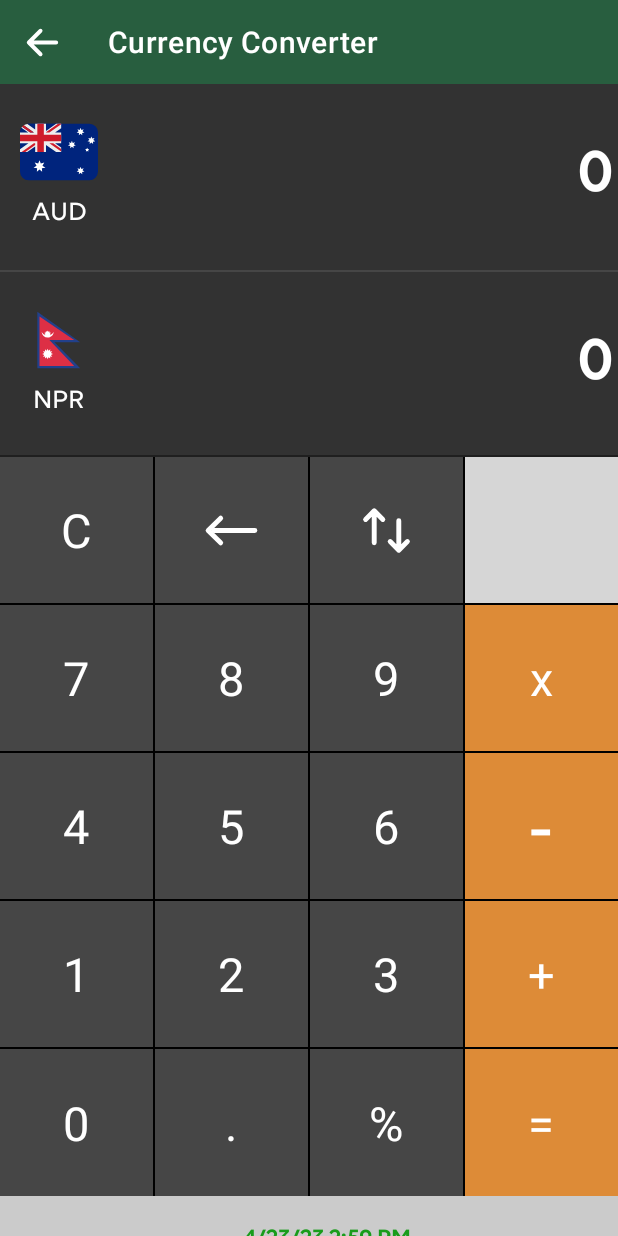
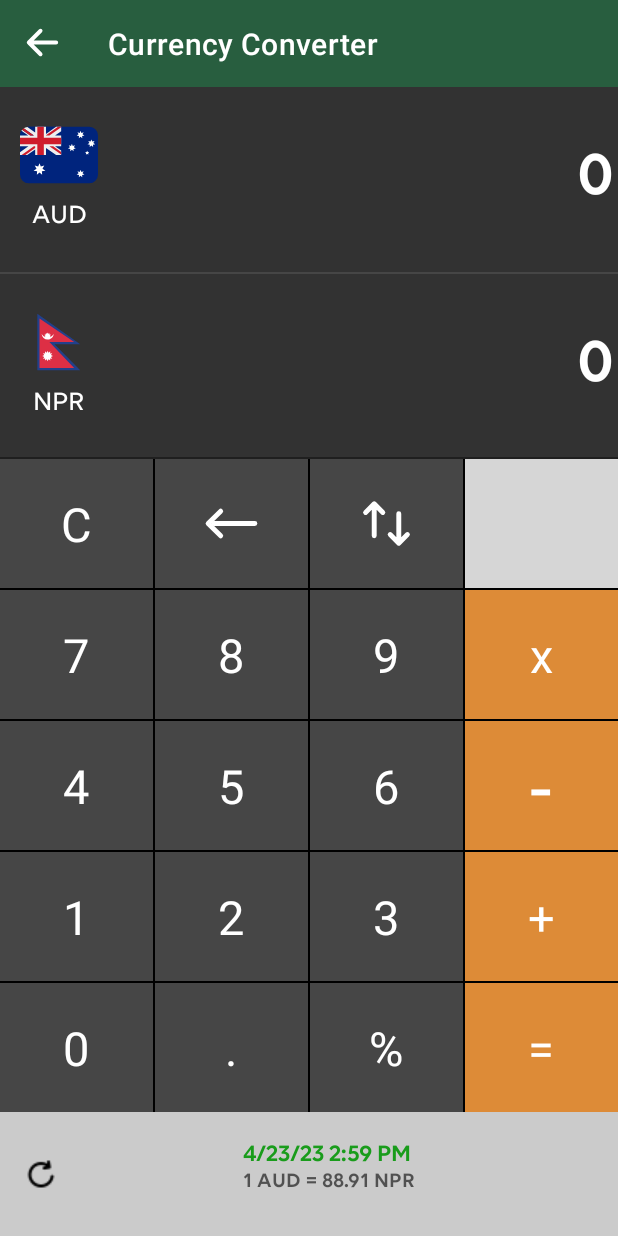
Before and after one commit to gaurav822/Budget-Planner, an Android app built with Jetpack Compose: the layout activity_currency_convert.xml on its own in the app's theme, with its tools: preview values and no code run, on a phone screen of 412 x 824 dp. Run offline under Robolectric (Android 15) with nearby library versions, the phone set to English and light mode, and no system bars; grey boxes are pictures that could not be loaded.

Commit message:
converter working with minor bug

```diff
--- a/app/src/main/java/com/gaurav/budgetplanner/features/converter/common/Constants.kt
+++ b/app/src/main/java/com/gaurav/budgetplanner/features/converter/common/Constants.kt
@@ -2,5 +2,7 @@ package com.gaurav.budgetplanner.features.converter.common
 
 object Constants {
 
-    const val BASE_URL = "https://v6.exchangerate-api.com/v6/57665a02cd4ece9eeaf88960/pair/"
+    private const val API_KEY = "57665a02cd4ece9eeaf88960"
+
+    const val BASE_URL = "https://v6.exchangerate-api.com/v6/$API_KEY/"
 }
--- a/app/src/main/java/com/gaurav/budgetplanner/features/converter/data/data_source/CurrencyConvertApi.kt
+++ b/app/src/main/java/com/gaurav/budgetplanner/features/converter/data/data_source/CurrencyConvertApi.kt
@@ -6,7 +6,7 @@ import retrofit2.http.Path
 
 interface CurrencyConvertApi {
 
-    @GET("/{baseCode}/{targetCode}")
+    @GET("pair/{baseCode}/{targetCode}")
     suspend fun convertCurrency(
         @Path("baseCode") baseCode:String,
         @Path("targetCode") targetCode:String) : ConversionDto
--- a/app/src/main/res/layout/activity_currency_convert.xml
+++ b/app/src/main/res/layout/activity_currency_convert.xml
@@ -8,6 +8,7 @@
     android:layout_height="match_parent">
 
     <androidx.appcompat.widget.Toolbar
+        app:layout_constraintHeight_percent="0.07"
         android:background="@color/dark_green_color"
         app:title="Currency Converter"
         app:titleTextColor="@color/white"
@@ -15,7 +16,7 @@
         app:layout_constraintTop_toTopOf="parent"
         app:layout_constraintStart_toStartOf="parent"
         android:layout_width="match_parent"
-        android:layout_height="wrap_content"
+        android:layout_height="0dp"
         app:navigationIcon="@drawable/icon_arrow_back">
 
     </androidx.appcompat.widget.Toolbar>
@@ -30,7 +31,7 @@
 
         <androidx.constraintlayout.widget.ConstraintLayout
             android:paddingTop="@dimen/_15sdp"
-            android:paddingLeft="@dimen/_10sdp"
+            android:paddingStart="@dimen/_10sdp"
             android:id="@+id/cl_details1"
             android:layout_width="match_parent"
             android:layout_height="0dp"
@@ -150,7 +151,7 @@
         android:layout_height="0dp"
         app:layout_constraintStart_toStartOf="parent"
         app:layout_constraintTop_toBottomOf="@+id/cl_details"
-        app:layout_constraintHeight_percent=".6">
+        app:layout_constraintHeight_percent=".53">
 
         <LinearLayout
             android:layout_width="match_parent"
```
Also changed, not shown: app/src/main/java/com/gaurav/budgetplanner/features/converter/presentation/ViewModel/ConversionViewModel.kt (+4 -4 lines), app/src/main/java/com/gaurav/budgetplanner/features/converter/presentation/activities/CurrencyConvertActivity.kt (+40 -7 lines).
